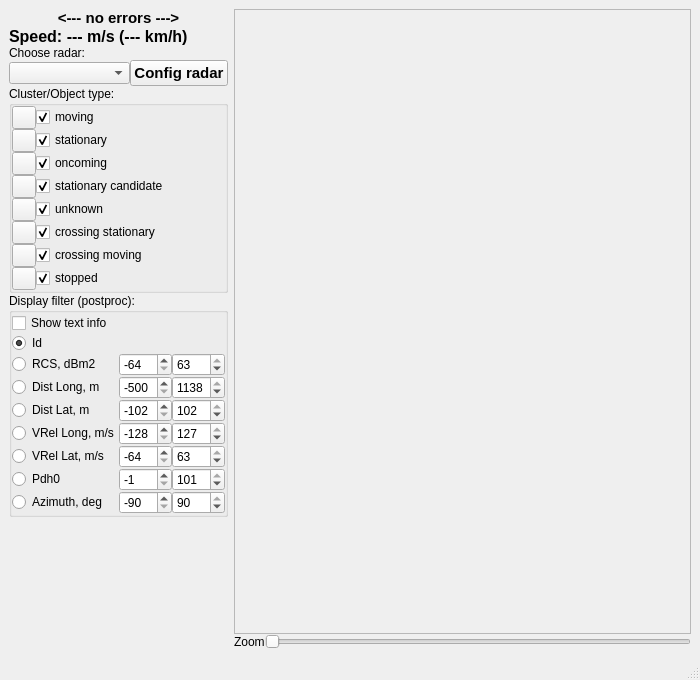
The window that displaydata.ui (anatoltrush/RadarVisual) describes before a commit, drawn with Qt 5.
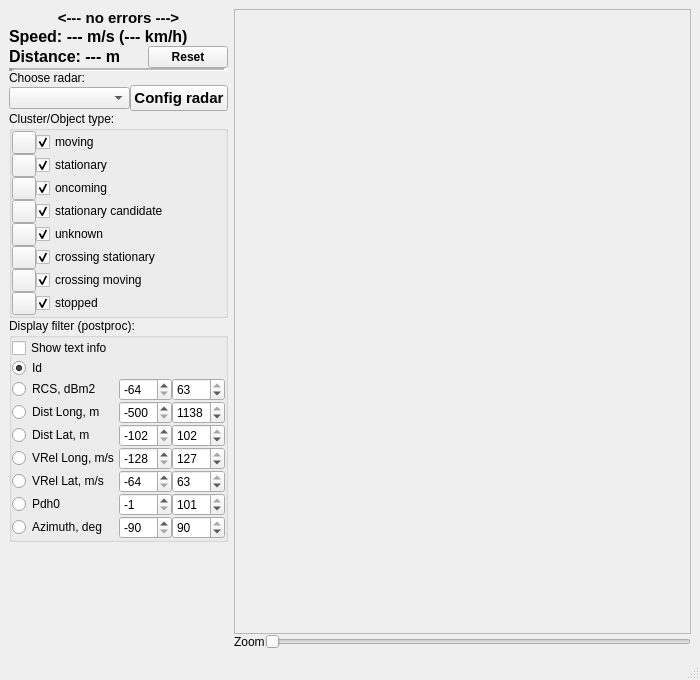
The same window after the commit. Icons and pictures are not drawn.

Commit message: Distance traveled

What changed in the file:
```diff
--- a/displaydata.ui
+++ b/displaydata.ui
@@ -70,6 +70,62 @@
         </property>
        </widget>
       </item>
+      <item>
+       <layout class="QHBoxLayout" name="horizontalLayout_4">
+        <item>
+         <widget class="QLabel" name="lPath_m">
+          <property name="sizePolicy">
+           <sizepolicy hsizetype="Preferred" vsizetype="Fixed">
+            <horstretch>0</horstretch>
+            <verstretch>0</verstretch>
+           </sizepolicy>
+          </property>
+          <property name="font">
+           <font>
+            <pointsize>12</pointsize>
+            <weight>75</weight>
+            <bold>true</bold>
+           </font>
+          </property>
+          <property name="text">
+           <string>Distance: --- m</string>
+          </property>
+         </widget>
+        </item>
+        <item>
+         <widget class="QPushButton" name="pBPathReset">
+          <property name="sizePolicy">
+           <sizepolicy hsizetype="Fixed" vsizetype="Fixed">
+            <horstretch>0</horstretch>
+            <verstretch>0</verstretch>
+           </sizepolicy>
+          </property>
+          <property name="font">
+           <font>
+            <weight>75</weight>
+            <bold>true</bold>
+           </font>
+          </property>
+          <property name="text">
+           <string>Reset</string>
+          </property>
+         </widget>
+        </item>
+       </layout>
+      </item>
+      <item>
+       <widget class="Line" name="line">
+        <property name="lineWidth">
+         <number>4</number>
+        </property>
+        <property name="midLineWidth">
+         <number>2</number>
+        </property>
+        <property name="orientation">
+         <enum>Qt::Horizontal</enum>
+        </property>
+       </widget>
+      </item>
       <item>
        <widget class="QLabel" name="lRadNum">
         <property name="sizePolicy">
```
The commit also changes 5 other files.
